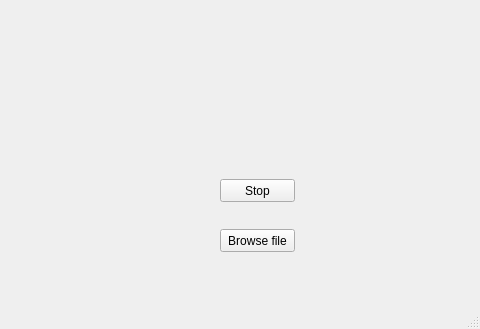
Above: houghCircles.ui from TommyHolmberg/HoughCirclesGui before the change; both pictures show x 320 to 800 and y 271 to 600 of the 800 by 600 pixel window. Below: the same form after it.
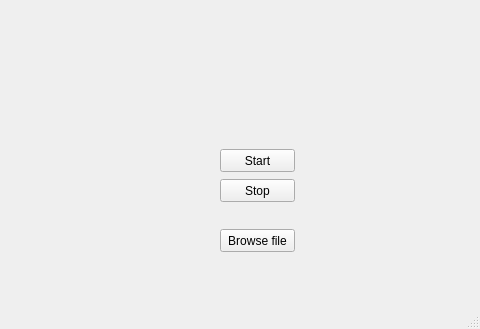
That is the form after the change.

Commit message: Added start button

The edit to the form file:
```diff
--- a/houghCircles.ui
+++ b/houghCircles.ui
@@ -134,6 +134,19 @@
      <string>Stop</string>
     </property>
    </widget>
+   <widget class="QPushButton" name="startBtn">
+    <property name="geometry">
+     <rect>
+      <x>540</x>
+      <y>420</y>
+      <width>75</width>
+      <height>23</height>
+     </rect>
+    </property>
+    <property name="text">
+     <string>Start</string>
+    </property>
+   </widget>
   </widget>
   <widget class="QMenuBar" name="menubar">
    <property name="geometry">
```
The commit also changes 2 other files.
